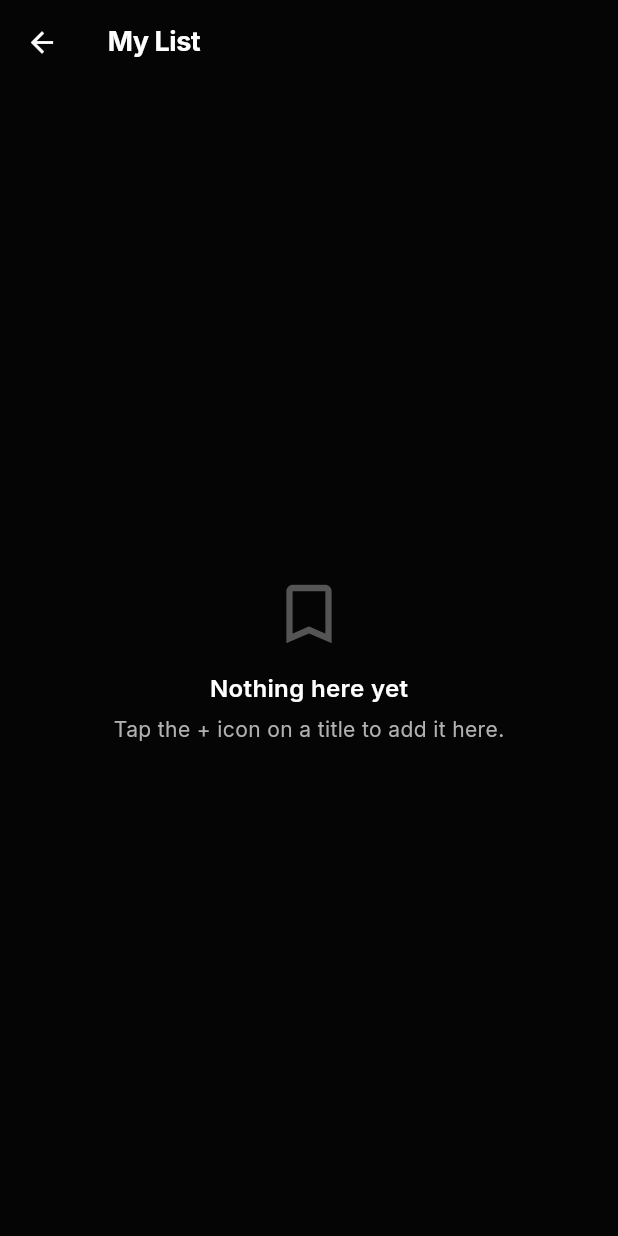
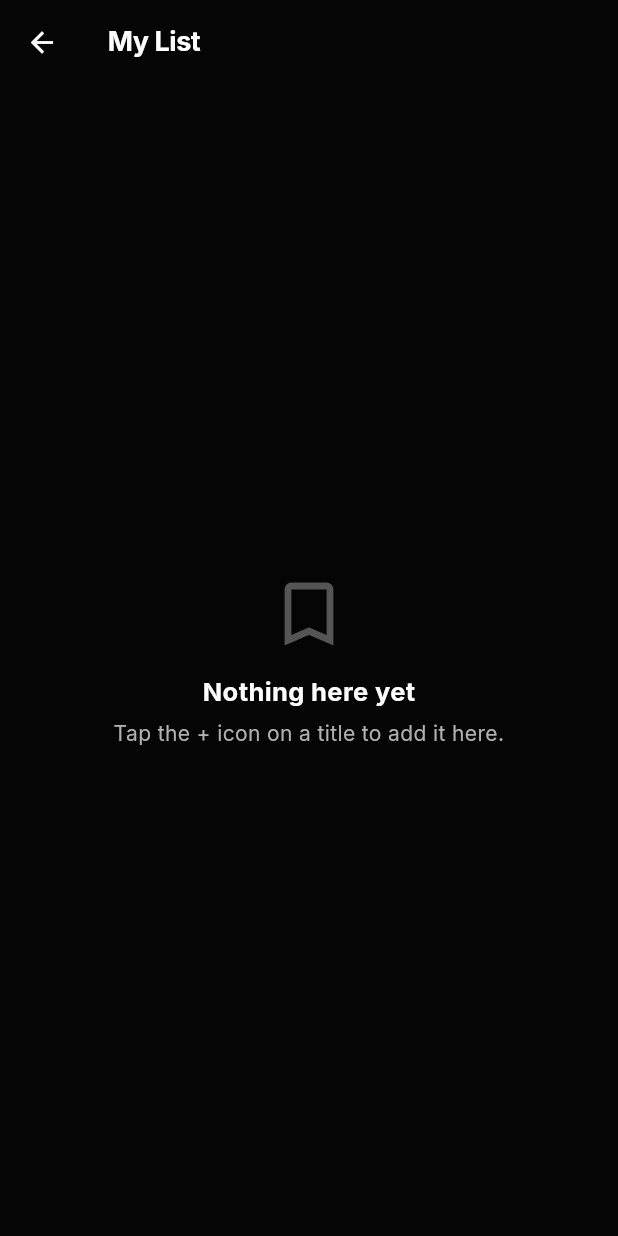
Before and after one commit to dvscvjwer/ssdff, a Flutter app: the MyListScreen screen opened directly, on a phone screen of 412 x 824 dp. Run offline on Flutter 3.47's test engine with Material 3 defaults, Android fonts, the phone set to English and light mode, and no system bars; our stand-ins replace cached_network_image, google_fonts, image_picker, shared_preferences, video_player; accounts and stored records are empty; network calls fail.

Commit message:
Redesign: my_list_screen.dart

```diff
--- a/lib/screens/my_list_screen.dart
+++ b/lib/screens/my_list_screen.dart
@@ -1,3 +1,7 @@
+// ─────────────────────────────────────────────────────────────
+//  my_list_screen.dart — SkyLive Redesign
+// ─────────────────────────────────────────────────────────────
+
 import 'package:flutter/material.dart';
 
 import '../data/mock_data.dart';
@@ -7,6 +11,7 @@ import '../services/user_state.dart';
 import '../theme/app_theme.dart';
 import '../widgets/title_card.dart';
 
+// ─── Screen ──────────────────────────────────────────────────
 class MyListScreen extends StatelessWidget {
   const MyListScreen({super.key});
 
@@ -14,7 +19,11 @@ class MyListScreen extends StatelessWidget {
   Widget build(BuildContext context) {
     final s = AppLocalizations.of(context);
     return Scaffold(
-      appBar: AppBar(title: Text(s.myListTitle)),
+      backgroundColor: AppColors.background,
+      appBar: AppBar(
+        backgroundColor: AppColors.background,
+        title: Text(s.myListTitle),
+      ),
       body: AnimatedBuilder(
         animation: userState,
         builder: (_, __) {
@@ -32,9 +41,10 @@ class MyListScreen extends StatelessWidget {
           if (items.isEmpty) return _empty(context);
           return GridView.builder(
             padding: const EdgeInsets.all(16),
-            gridDelegate: const SliverGridDelegateWithFixedCrossAxisCount(
+            gridDelegate:
+                const SliverGridDelegateWithFixedCrossAxisCount(
               crossAxisCount: 3,
-              crossAxisSpacing: 8,
+              crossAxisSpacing: 10,
               mainAxisSpacing: 12,
               childAspectRatio: 0.55,
             ),
@@ -59,18 +69,20 @@ class MyListScreen extends StatelessWidget {
           mainAxisSize: MainAxisSize.min,
           children: [
             const Icon(Icons.bookmark_border,
-                size: 52, color: AppColors.textTertiary),
+                size: 56, color: AppColors.textTertiary),
             const SizedBox(height: 12),
             Text(
               s.myListEmptyTitle,
               style: const TextStyle(
-                fontSize: 16,
-                fontWeight: FontWeight.w600,
+                fontSize: 17,
+                fontWeight: FontWeight.w700,
+                color: AppColors.textPrimary,
               ),
             ),
             const SizedBox(height: 6),
             Text(
               s.myListEmptyHint,
+              textAlign: TextAlign.center,
               style: const TextStyle(color: AppColors.textSecondary),
             ),
           ],
```
